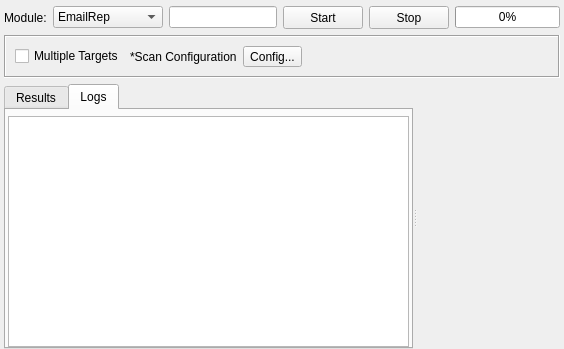
Old version of the form sub3suite/src/enums/email/EmailEnum.ui in the repository 3nock/OTE.
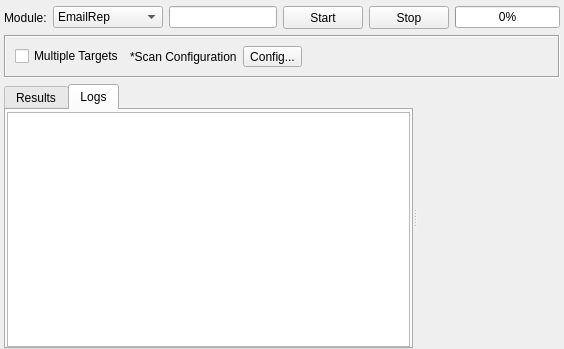
New version of the form. The open tabs and pages were chosen to show the change. Custom widgets are drawn as their Qt base class.

Commit message: refactored ASN Enum

Diff of the .ui file:
```diff
--- a/sub3suite/src/enums/email/EmailEnum.ui
+++ b/sub3suite/src/enums/email/EmailEnum.ui
@@ -288,13 +288,13 @@
        </attribute>
        <layout class="QVBoxLayout" name="verticalLayout_3">
         <property name="leftMargin">
-         <number>2</number>
+         <number>1</number>
         </property>
         <property name="topMargin">
-         <number>6</number>
+         <number>2</number>
         </property>
         <property name="rightMargin">
-         <number>2</number>
+         <number>1</number>
         </property>
         <property name="bottomMargin">
          <number>0</number>
```
The commit also changes 15 other files.
